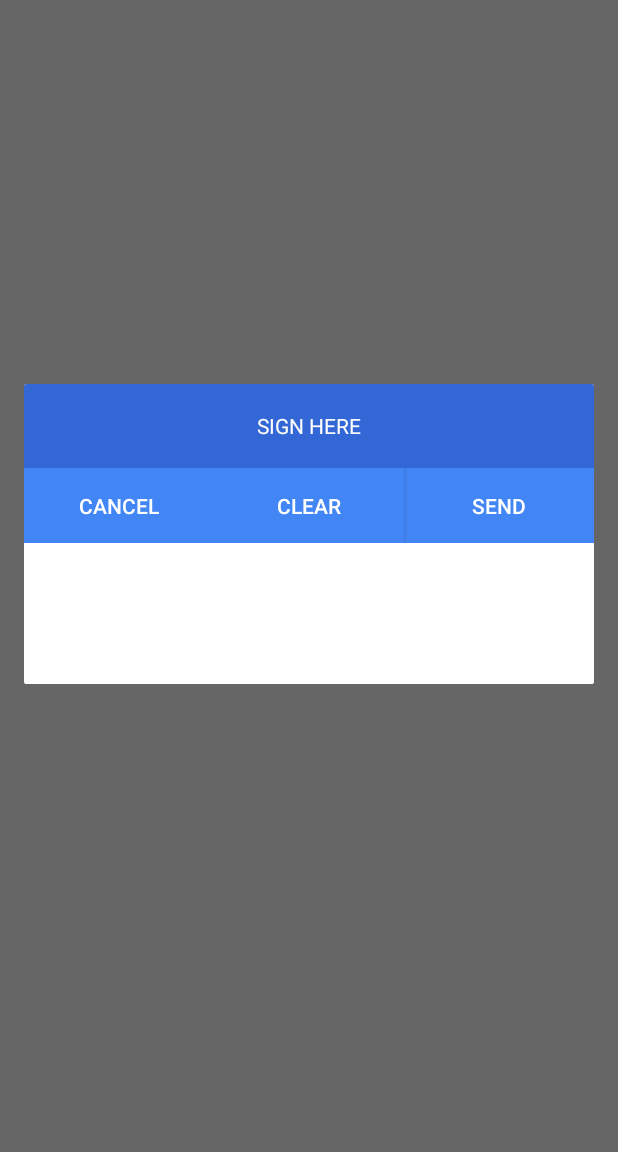
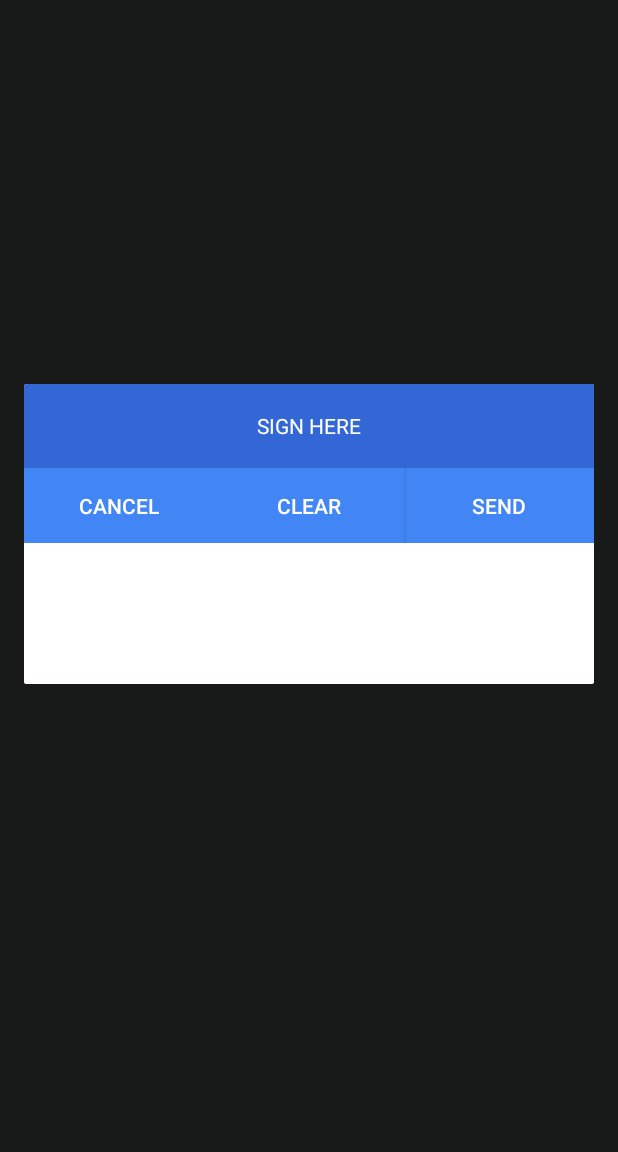
Before and after one commit to CS6460TeamKM/FinalCode, an Android app: the Signature screen opened directly, with no data from a screen before it, after a tap on "SIGNATURE", on a phone screen of 412 x 824 dp, the part 84-1236 px from its top. Run offline under Robolectric (Android 15) with nearby library versions, the phone set to English and light mode, and no system bars; libraries missing offline, so code that uses them is left out: com.itextpdf.text.

Commit message:
changed background color

```diff
--- a/Time_Sheet/app/src/main/res/layout/activity_signature.xml
+++ b/Time_Sheet/app/src/main/res/layout/activity_signature.xml
@@ -22,7 +22,7 @@
     android:layout_width="fill_parent"
     android:layout_height="fill_parent"
     android:orientation="vertical"
-    android:background="@android:color/white">
+    android:background="#3d4040">
 
     <include layout="@layout/activity_toolbar" />
 
```
